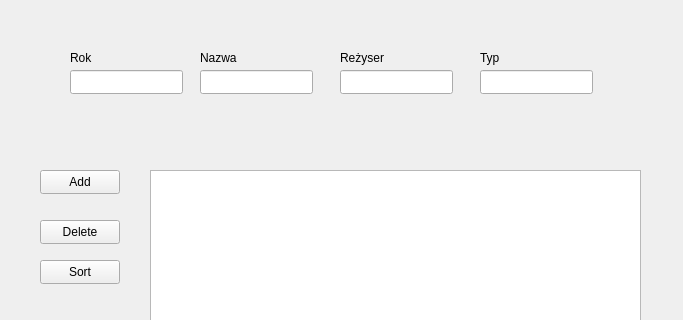
Above: mainwindow.ui from arudim/Baza_Danych_Projekt before the change; both pictures show x 0 to 683 and y 0 to 320 of the 800 by 600 pixel window. Below: the same form after it.
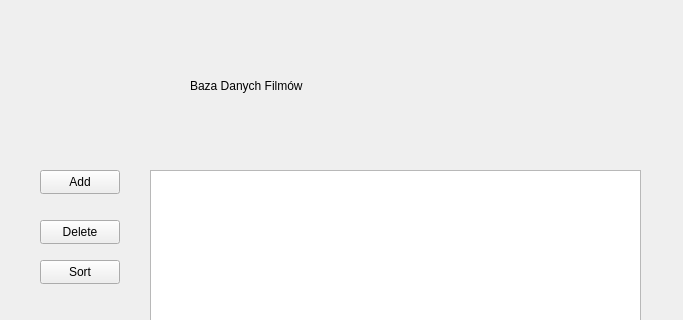
That is the form after the change.

Patch:
```diff
--- a/mainwindow.ui
+++ b/mainwindow.ui
@@ -50,98 +50,6 @@
      </rect>
     </property>
    </widget>
-   <widget class="QLineEdit" name="lineEditYear">
-    <property name="geometry">
-     <rect>
-      <x>70</x>
-      <y>70</y>
-      <width>113</width>
-      <height>24</height>
-     </rect>
-    </property>
-   </widget>
-   <widget class="QLineEdit" name="lineEditName">
-    <property name="geometry">
-     <rect>
-      <x>200</x>
-      <y>70</y>
-      <width>113</width>
-      <height>24</height>
-     </rect>
-    </property>
-   </widget>
-   <widget class="QLineEdit" name="lineEditDirector">
-    <property name="geometry">
-     <rect>
-      <x>340</x>
-      <y>70</y>
-      <width>113</width>
-      <height>24</height>
-     </rect>
-    </property>
-   </widget>
-   <widget class="QLineEdit" name="lineEditType">
-    <property name="geometry">
-     <rect>
-      <x>480</x>
-      <y>70</y>
-      <width>113</width>
-      <height>24</height>
-     </rect>
-    </property>
-   </widget>
-   <widget class="QLabel" name="label">
-    <property name="geometry">
-     <rect>
-      <x>70</x>
-      <y>50</y>
-      <width>49</width>
-      <height>16</height>
-     </rect>
-    </property>
-    <property name="text">
-     <string>Rok</string>
-    </property>
-   </widget>
-   <widget class="QLabel" name="label_2">
-    <property name="geometry">
-     <rect>
-      <x>200</x>
-      <y>50</y>
-      <width>49</width>
-      <height>16</height>
-     </rect>
-    </property>
-    <property name="text">
-     <string>Nazwa</string>
-    </property>
-   </widget>
-   <widget class="QLabel" name="label_3">
-    <property name="geometry">
-     <rect>
-      <x>340</x>
-      <y>50</y>
-      <width>49</width>
-      <height>16</height>
-     </rect>
-    </property>
-    <property name="text">
-     <string>Reżyser</string>
-    </property>
-   </widget>
-   <widget class="QLabel" name="label_4">
-    <property name="geometry">
-     <rect>
-      <x>480</x>
-      <y>50</y>
-      <width>49</width>
-      <height>16</height>
-     </rect>
-    </property>
-    <property name="text">
-     <string>Typ</string>
-    </property>
-   </widget>
    <widget class="QPushButton" name="Sort_Button">
     <property name="geometry">
      <rect>
@@ -155,6 +63,19 @@
      <string>Sort</string>
     </property>
    </widget>
+   <widget class="QLabel" name="label">
+    <property name="geometry">
+     <rect>
+      <x>190</x>
+      <y>40</y>
+      <width>231</width>
+      <height>91</height>
+     </rect>
+    </property>
+    <property name="text">
+     <string>Baza Danych Filmów</string>
+    </property>
+   </widget>
   </widget>
   <widget class="QMenuBar" name="menubar">
    <property name="geometry">
```
